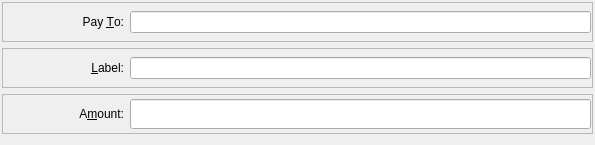
Before: the Qt Designer form src/qt/forms/sendcoinsentry.ui in MassGrid/MassGrid, drawn with Qt 5.
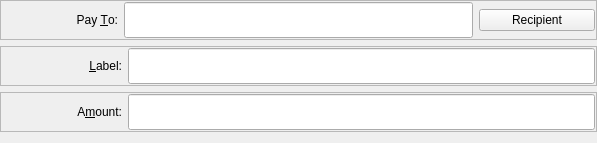
After: the same form once the commit is applied. Icons and pictures are not drawn. Custom widgets are drawn as their Qt base class.

Patch:
```diff
--- a/src/qt/forms/sendcoinsentry.ui
+++ b/src/qt/forms/sendcoinsentry.ui
@@ -6,8 +6,8 @@
    <rect>
     <x>0</x>
     <y>0</y>
-    <width>595</width>
-    <height>145</height>
+    <width>597</width>
+    <height>143</height>
    </rect>
   </property>
   <property name="maximumSize">
@@ -27,10 +27,9 @@
   </property>
   <property name="styleSheet">
    <string notr="true">QStackedWidget#SendCoinsEntry,
-QFrame#SendCoins{
+QStackedWidget#SendCoinsEntry QFrame#SendCoins{
 border:hidden;
-}
-</string>
+}</string>
   </property>
   <property name="currentIndex">
    <number>0</number>
@@ -48,18 +47,18 @@
    <property name="frameShadow">
     <enum>QFrame::Sunken</enum>
    </property>
-   <layout class="QVBoxLayout" name="verticalLayout">
+   <layout class="QVBoxLayout" name="verticalLayout" stretch="1,1,1,10">
     <property name="leftMargin">
-     <number>2</number>
+     <number>0</number>
     </property>
     <property name="topMargin">
-     <number>2</number>
+     <number>0</number>
     </property>
     <property name="rightMargin">
-     <number>2</number>
+     <number>0</number>
     </property>
     <property name="bottomMargin">
-     <number>2</number>
+     <number>0</number>
     </property>
     <item>
      <widget class="QFrame" name="frame_10">
@@ -84,7 +83,7 @@
       <property name="frameShadow">
        <enum>QFrame::Raised</enum>
       </property>
-      <layout class="QHBoxLayout" name="horizontalLayout_4">
+      <layout class="QHBoxLayout" name="horizontalLayout_4" stretch="1,3,1">
        <property name="leftMargin">
         <number>1</number>
        </property>
@@ -128,7 +127,7 @@
        <item>
         <widget class="QValidatedLineEdit" name="payTo">
          <property name="sizePolicy">
-          <sizepolicy hsizetype="Minimum" vsizetype="Fixed">
+          <sizepolicy hsizetype="Minimum" vsizetype="Minimum">
            <horstretch>0</horstretch>
            <verstretch>0</verstretch>
           </sizepolicy>
@@ -141,6 +140,22 @@
          </property>
         </widget>
        </item>
+       <item>
+        <widget class="QPushButton" name="addButton">
+         <property name="styleSheet">
+          <string notr="true"/>
+         </property>
+         <property name="text">
+          <string>Recipient</string>
+         </property>
+         <property name="iconSize">
+          <size>
+           <width>20</width>
+           <height>20</height>
+          </size>
+         </property>
+        </widget>
+       </item>
       </layout>
      </widget>
     </item>
@@ -211,7 +226,7 @@
        <item>
         <widget class="QLineEdit" name="addAsLabel">
          <property name="sizePolicy">
-          <sizepolicy hsizetype="Minimum" vsizetype="Fixed">
+          <sizepolicy hsizetype="Minimum" vsizetype="Minimum">
            <horstretch>0</horstretch>
            <verstretch>0</verstretch>
           </sizepolicy>
@@ -299,13 +314,13 @@
          <property name="minimumSize">
           <size>
            <width>0</width>
-           <height>30</height>
+           <height>0</height>
           </size>
          </property>
          <property name="maximumSize">
           <size>
            <width>16777215</width>
-           <height>30</height>
+           <height>16777215</height>
           </size>
          </property>
          <property name="styleSheet">
@@ -1374,17 +1389,17 @@
   </widget>
  </widget>
  <customwidgets>
-  <customwidget>
-   <class>QValidatedLineEdit</class>
-   <extends>QLineEdit</extends>
-   <header>qvalidatedlineedit.h</header>
-  </customwidget>
   <customwidget>
    <class>MassGridAmountField</class>
    <extends>QLineEdit</extends>
    <header>massgridamountfield.h</header>
    <container>1</container>
   </customwidget>
+  <customwidget>
+   <class>QValidatedLineEdit</class>
+   <extends>QLineEdit</extends>
+   <header>qvalidatedlineedit.h</header>
+  </customwidget>
  </customwidgets>
  <tabstops>
   <tabstop>addAsLabel</tabstop>
```
